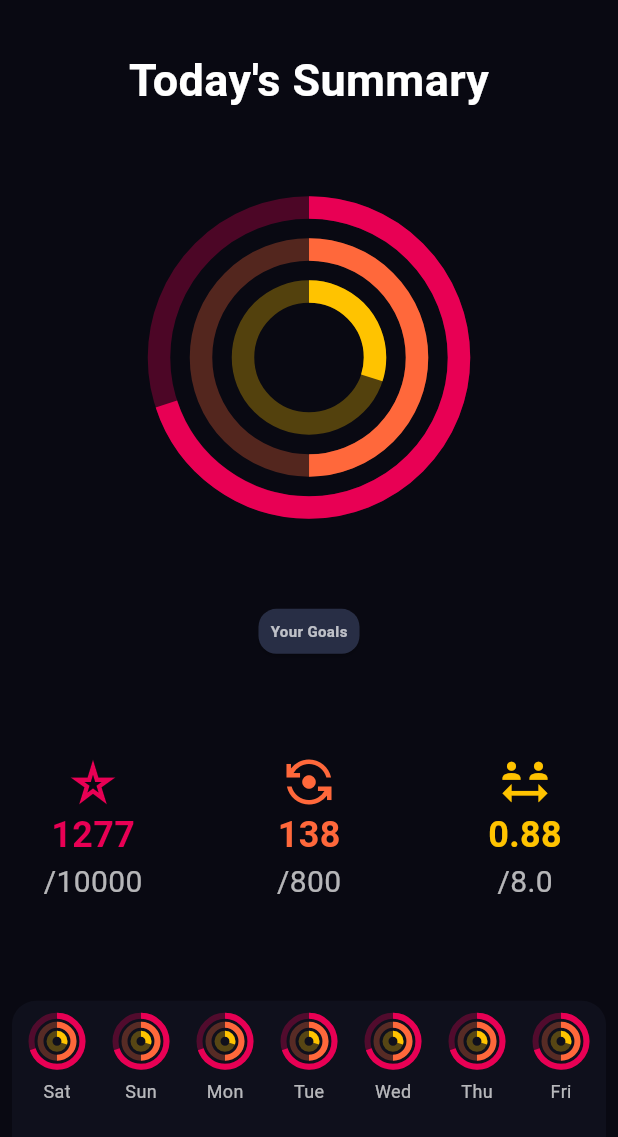
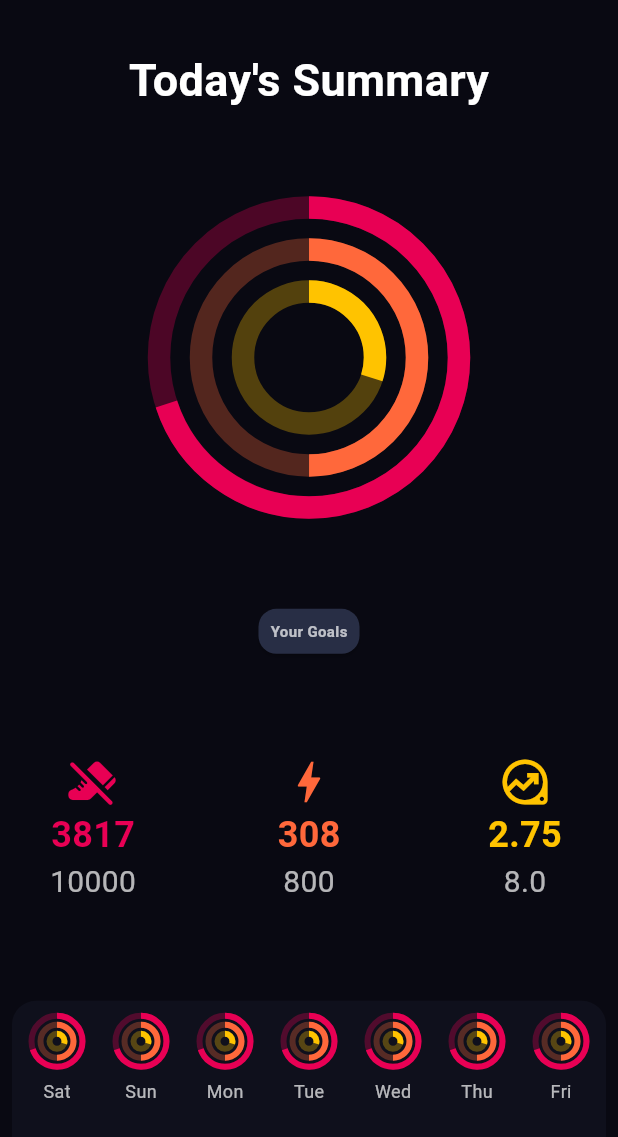
Before and after one commit to G1290-hik/fitness_app_tests, a Flutter app: the MainView screen opened directly, on a phone screen of 412 x 824 dp. Shown: the top 1137 px of the screen. Run offline on Flutter 3.47's test engine with Material 3 defaults, Android fonts, the phone set to English and light mode, and no system bars; our stand-ins replace fl_chart, permission_handler; missing offline and left inert: carp_serializable, geekyants_flutter_gauges, health; statements that could not run were skipped.

Commit message:
Not a good day

```diff
--- a/example/lib/src/main.dart
+++ b/example/lib/src/main.dart
@@ -1,7 +1,7 @@
 import 'package:flutter/material.dart';
 import 'package:health_example/src/service/service.dart';
 import 'package:health_example/src/utils/util.dart';
-import 'package:health_example/src/views/view.dart';
+import 'package:health_example/src/views/main_view.dart';
 
 void main() => runApp(HealthApp());
 
@@ -35,9 +35,7 @@ class _HealthAppState extends State<HealthApp> {
   @override
   Widget build(BuildContext context) {
     return MaterialApp(
-      home: _state == AppState.AUTHORIZED
-          ? MainView()
-          : AuthorizationScreen(),
+      home: _state == AppState.AUTHORIZED ? MainView() : AuthorizationScreen(),
     );
   }
 }
--- a/example/lib/src/views/main_view.dart
+++ b/example/lib/src/views/main_view.dart
@@ -1,8 +1,7 @@
 import 'package:flutter/material.dart';
 import 'package:health_example/src/utils/theme.dart';
-import 'package:health_example/src/widgets/bmi_indicator_widget.dart';
-import 'package:health_example/src/widgets/streak_widget.dart';
-import 'package:health_example/src/widgets/charts/circular_graph.dart';
+import 'package:health_example/src/views/bmi_calculation_view.dart';
+import 'package:health_example/src/widgets/widgets.dart';
 //import 'package:health_example/src/widgets/vitals_widgets.dart';
 import 'package:intl/intl.dart';
 
@@ -41,7 +40,8 @@ class MainView extends StatelessWidget {
                       fontSize: 30,
                     ),
                   ),
-                  Center(child: MergedCircularGraphWidget(
+                  Center(
+                    child: MergedCircularGraphWidget(
                       alternatePadding: false,
                       values: {
                         'steps': 0.7,
@@ -49,7 +49,8 @@ class MainView extends StatelessWidget {
                         'distance': 0.3,
                       },
                       size: 200,
-                  ),),
+                    ),
+                  ),
                   const Card(
                     color: AppColors.menuBackground,
                     child: Padding(
@@ -68,72 +69,27 @@ class MainView extends StatelessWidget {
                     shrinkWrap: true,
                     mainAxisSpacing: 20,
                     crossAxisSpacing: 20,
-                    children: const [
-                      Column(
-                        mainAxisSize: MainAxisSize.min,
                     children: [
-                          Icon(
-                            Icons.star_border_purple500,
-                            size: 36,
+                      GoalWidget(
+                        icon: Icons.do_not_step_rounded,
+                        currentVal: 3817,
+                        val: 10000,
                         color: AppColors.contentColorRed,
+                        isDistance: false,
                       ),
-                          Text(
-                            "1277",
-                            style: TextStyle(
-                                fontSize: 24,
-                                color: AppColors.contentColorRed,
-                                fontWeight: FontWeight.bold),
+                      GoalWidget(
+                        icon: Icons.bolt,
+                        currentVal: 308,
+                        val: 800,
+                        color: AppColors.contentColorOrange,
+                        isDistance: false,
                       ),
-                          Text(
-                            "/10000",
-                            style: TextStyle(
-                                color: AppColors.mainTextColor2, fontSize: 20),
-                          )
-                        ],
-                      ),
-                      Column(
-                        mainAxisSize: MainAxisSize.min,
-                        children: [
-                          Icon(
-                            Icons.flip_camera_android,
-                            size: 36,
-                            color: AppColors.contentColorOrange,
-                          ),
-                          Text(
-                            "138",
-                            style: TextStyle(
-                                fontSize: 24,
-                                color: AppColors.contentColorOrange,
-                                fontWeight: FontWeight.bold),
-                          ),
-                          Text(
-                            "/800",
-                            style: TextStyle(
-                                color: AppColors.mainTextColor2, fontSize: 20),
-                          )
-                        ],
-                      ),
-                      Column(
-                        mainAxisSize: MainAxisSize.min,
-                        children: [
-                          Icon(
-                            Icons.social_distance,
-                            size: 36,
+                      GoalWidget(
+                        icon: Icons.data_exploration_outlined,
+                        currentVal: 2.75,
+                        val: 8.00,
                         color: AppColors.contentColorYellow,
-                          ),
-                          Text(
-                            "0.88",
-                            style: TextStyle(
-                                fontSize: 24,
-                                color: AppColors.contentColorYellow,
-                                fontWeight: FontWeight.bold),
-                          ),
-                          Text(
-                            "/8.0",
-                            style: TextStyle(
-                                color: AppColors.mainTextColor2, fontSize: 20),
-                          )
-                        ],
+                        isDistance: true,
                       ),
                     ],
                   ),
@@ -145,7 +101,17 @@ class MainView extends StatelessWidget {
               height: constraints.maxHeight * 0.2,
               width: constraints.maxWidth,
             ),
-            BMIWidget(height: constraints.maxHeight * 0.4),
+            GestureDetector(
+              onTap: () {
+                Navigator.push(
+                  context,
+                  MaterialPageRoute(builder: (context) => BmiCalculationView()),
+                );
+              },
+              child: BMIWidget(
+                height: constraints.maxHeight * 0.47,
+              ),
+            ),
             Padding(
               padding: const EdgeInsets.symmetric(horizontal: 8.0),
               child: Container(
--- a/example/lib/src/views/view.dart
+++ b/example/lib/src/views/view.dart
@@ -1,3 +1,4 @@
 export 'blood_pressure_details_view.dart';
 export 'heart_rate_details_view.dart';
+export 'bmi_calculation_view.dart';
 export 'main_view.dart';
--- /dev/null
+++ b/example/lib/src/widgets/goal_widget.dart
@@ -0,0 +1,44 @@
+
+import 'package:flutter/material.dart';
+import 'package:health_example/src/utils/theme.dart';
+
+class GoalWidget extends StatelessWidget {
+  const GoalWidget({
+    super.key, required this.icon,required this.currentVal,required this.val, required this.color, required this.isDistance,
+  });
+  final IconData icon;
+  final double currentVal,val;
+  final Color color;
+  final bool isDistance;
+
+  @override
+  Widget build(BuildContext context) {
+    return GestureDetector(
+      onTap: (){
+        Navigator.push(context, MaterialPageRoute(builder: (context)=>Placeholder()));
+      },
+      child: Column(
+        mainAxisSize: MainAxisSize.min,
+        children: [
+          Icon(
+            icon,
+            size: 36,
+            color: color,
+          ),
+          Text(
+            currentVal.toStringAsFixed(isDistance?2:0),
+            style: TextStyle(
+                fontSize: 24,
+                color: color,
+                fontWeight: FontWeight.bold),
+          ),
+          Text(
+            val.toStringAsFixed(isDistance?1:0),
+            style: TextStyle(
+                color: AppColors.mainTextColor2, fontSize: 20),
+          )
+        ],
+      ),
+    );
+  }
+}
--- a/example/lib/src/widgets/widgets.dart
+++ b/example/lib/src/widgets/widgets.dart
@@ -8,3 +8,4 @@ export 'streak_widget.dart';
 export 'vitals_widgets.dart';
 export 'charts/circular_graph.dart';
 export 'day_summary.dart';
+export 'goal_widget.dart';
```
Also changed, not shown: example/lib/src/views/bmi_calculation_view.dart (added, +51 -0 lines), example/lib/src/views/steps_detail_view.dart (added, +328 -0 lines), example/lib/src/widgets/bmi_indicator_widget.dart (+76 -31 lines). Lines whose indentation alone changed are shown as unchanged.
